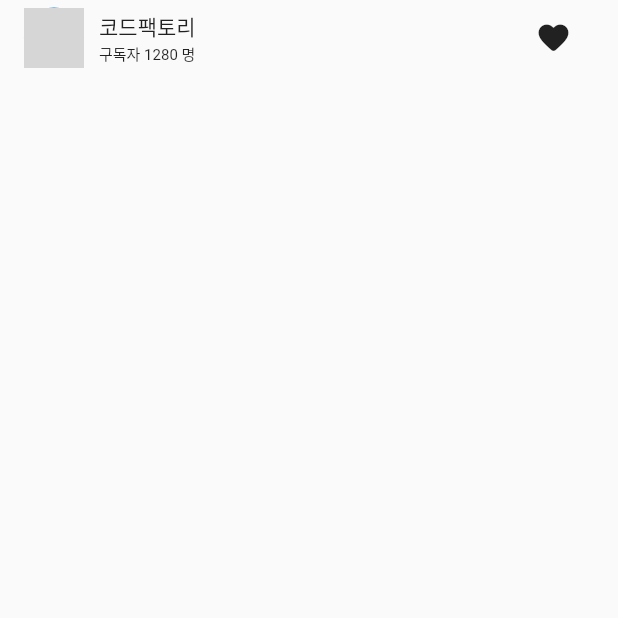
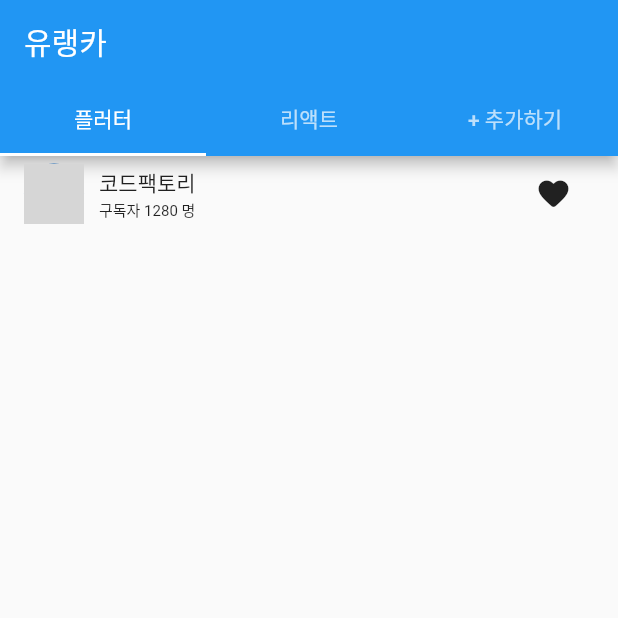
Before and after one commit to wonpyoJang/TodayYoutuber, a Flutter app: the screen it shows after launch, after a tap on the "favorite outline" icon, on a phone screen of 412 x 824 dp, the top half of it. Run offline on Flutter 3.47's test engine with Material 2 defaults, Android fonts, the phone set to English and light mode, and no system bars; missing offline and left inert: flutter_inappwebview, receive_sharing_intent; generated files the repository leaves out were written again; network calls fail; grey boxes are pictures that could not be loaded.

Commit message:
[added] main page, view에 채널 카테고리 별 탭 추가

```diff
--- a/lib/pages/home/home.dart
+++ b/lib/pages/home/home.dart
@@ -9,12 +9,19 @@ class HomeScreen extends StatefulWidget {
   _HomeScreenState createState() => _HomeScreenState();
 }
 
-class _HomeScreenState extends State<HomeScreen> {
+class _HomeScreenState extends State<HomeScreen>
+    with SingleTickerProviderStateMixin {
+  TabController _tabController;
+
   void initState() {
     print("[initState] HomeScreen");
     super.initState();
     HomeViewModel _homeViewModel =
         Provider.of<HomeViewModel>(context, listen: false);
+    _tabController = TabController(
+        length: _homeViewModel.categories.length + 1,
+        vsync: this,
+        initialIndex: 0);
     _homeViewModel.subscribeSharingIntent((url) {
       showModalBttomShsetForAddingChannel(context, url);
     });
@@ -32,8 +39,34 @@ class _HomeScreenState extends State<HomeScreen> {
   @override
   Widget build(BuildContext context) {
     print("[build] HomeScreen");
+
+    HomeViewModel _homeViewModel =
+        Provider.of<HomeViewModel>(context, listen: false);
+    _homeViewModel.unsubscribeSharingIntent();
+
     return Scaffold(
-      body: ChannelList(),
+      appBar: AppBar(
+        bottom: TabBar(
+          controller: _tabController,
+          tabs: [
+            ..._homeViewModel.categories.map((category) {
+              return Tab(child: Container(child: Text(category.title)));
+            }),
+            Tab(child: Container(child: Text("+ 추가하기"))),
+          ],
+        ),
+        title: Text('유랭카'),
+      ),
+      body: TabBarView(
+        controller: _tabController,
+        children: [
+          ..._homeViewModel.categories.map((category) {
+            final index = _homeViewModel.categories.indexOf(category);
+            return ChannelList(categoryIndex: index);
+          }),
+          Center(child: Text("+ 추가하기")),
+        ],
+      ),
     );
   }
 }
--- a/lib/pages/home/home_view_model.dart
+++ b/lib/pages/home/home_view_model.dart
@@ -7,7 +7,17 @@ import 'package:receive_sharing_intent/receive_sharing_intent.dart';
 
 class HomeViewModel extends ChangeNotifier {
   List<Category> categories = [
-    Category(title: "flutter", channels: [
+    Category(title: "플러터", channels: [
+      Channel(
+        name: "코드팩토리",
+        image:
+            "https://yt3.ggpht.com/ytc/AAUvwnhZKDZBlIH-AAMyl6Jxit6MdKcqx7a68VDT5mwR=s88-c-k-c0x00ffffff-no-rj",
+        link:
+            "https://www.youtube.com/channel/UCxZ2AlaT0hOmxzZVbF_j_Sw/featured",
+        subscribers: "구독자 1280 명",
+      )
+    ]),
+    Category(title: "리액트", channels: [
       Channel(
         name: "코드팩토리",
         image:
@@ -26,7 +36,7 @@ class HomeViewModel extends ChangeNotifier {
     // For sharing or opening urls/text coming from outside the app while the app is in the memory
     _intentDataStreamSubscription =
         ReceiveSharingIntent.getTextStream().listen((String value) {
-      if (value == null && value.isEmpty) return;
+      if (value == null || value.isEmpty) return;
 
       onReceiveSharingIntent(value);
     }, onError: (err) {
@@ -35,7 +45,7 @@ class HomeViewModel extends ChangeNotifier {
 
     // For sharing or opening urls/text coming from outside the app while the app is closed
     ReceiveSharingIntent.getInitialText().then((String value) {
-      if (value == null && value.isEmpty) return;
+      if (value == null || value.isEmpty) return;
 
       onReceiveSharingIntent(value);
     });
--- a/lib/pages/home/widget/channel_item.dart
+++ b/lib/pages/home/widget/channel_item.dart
@@ -5,9 +5,11 @@ import 'package:provider/provider.dart';
 class ChannelItem extends StatelessWidget {
   const ChannelItem({
     Key key,
+    @required this.categoryIndex,
     @required this.channelIndex,
   }) : super(key: key);
 
+  final int categoryIndex;
   final int channelIndex;
 
   @override
@@ -16,7 +18,7 @@ class ChannelItem extends StatelessWidget {
     assert(channelIndex != null && channelIndex >= 0);
 
     final vm = Provider.of<HomeViewModel>(context);
-    final channel = vm.getChannels(0)[channelIndex];
+    final channel = vm.getChannels(categoryIndex)[channelIndex];
 
     assert(channel != null);
 
@@ -66,7 +68,7 @@ class _LikeButton extends StatelessWidget {
 
     return GestureDetector(
         onTap: () {
-          print("Home, build, like button, tappled");
+          print("[touch event] like button");
           vm.toggleLike(0, channelIndex);
         },
         child: Container(
--- a/lib/pages/home/widget/channel_list.dart
+++ b/lib/pages/home/widget/channel_list.dart
@@ -4,8 +4,11 @@ import 'package:flutter/material.dart';
 import 'package:provider/provider.dart';
 
 class ChannelList extends StatelessWidget {
+  final int categoryIndex;
+
   const ChannelList({
     Key key,
+    this.categoryIndex,
   }) : super(key: key);
 
   @override
@@ -18,7 +21,7 @@ class ChannelList extends StatelessWidget {
         return Container(height: 1.0, color: Colors.grey);
       },
       itemBuilder: (BuildContext context, int index) {
-        return ChannelItem(channelIndex: index);
+        return ChannelItem(categoryIndex: categoryIndex, channelIndex: index);
       },
     );
   }
```
